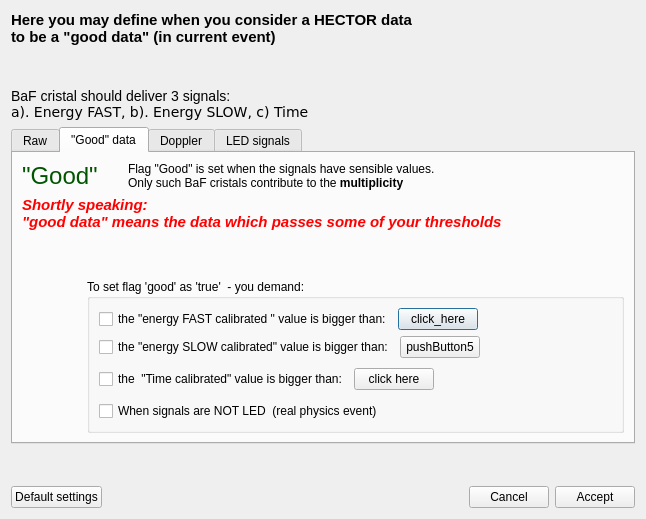
This is t4good_hector_dlg.ui in jgrebosz/test-greware as Qt 5 draws it before an edit. The edited form follows.
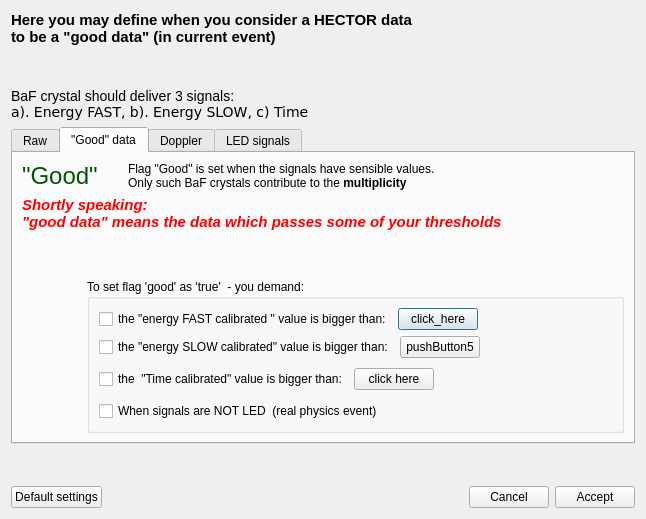
This is the edited form.

```diff
--- a/t4good_hector_dlg.ui
+++ b/t4good_hector_dlg.ui
@@ -49,7 +49,7 @@
       <enum>QFrame::Plain</enum>
      </property>
      <property name="text">
-      <string>&lt;font size=&quot;+1&quot;&gt;BaF cristal should deliver 3 signals:&lt;br&gt;&lt;tt&gt; a). Energy FAST, &lt;/tt&gt;    &lt;tt&gt;b). Energy  SLOW, &lt;/tt&gt;     &lt;tt&gt;c) Time&lt;/tt&gt;&lt;/font&gt;</string>
+      <string>&lt;font size=&quot;+1&quot;&gt;BaF crystal should deliver 3 signals:&lt;br&gt;&lt;tt&gt; a). Energy FAST, &lt;/tt&gt;    &lt;tt&gt;b). Energy  SLOW, &lt;/tt&gt;     &lt;tt&gt;c) Time&lt;/tt&gt;&lt;/font&gt;</string>
      </property>
      <property name="wordWrap">
       <bool>false</bool>
@@ -123,7 +123,7 @@
          <item>
           <widget class="QLabel" name="textLabel1_4">
            <property name="text">
-            <string>Flag &quot;Good&quot; is set when the signals have sensible values.&lt;br&gt;Only such BaF cristals contribute to the &lt;b&gt;multiplicity&lt;/b&gt;</string>
+            <string>Flag &quot;Good&quot; is set when the signals have sensible values.&lt;br&gt;Only such BaF crystals contribute to the &lt;b&gt;multiplicity&lt;/b&gt;</string>
            </property>
            <property name="alignment">
             <set>Qt::AlignVCenter</set>
```
Left out of the diff: 2 changed lines with no effect on the pictures.
